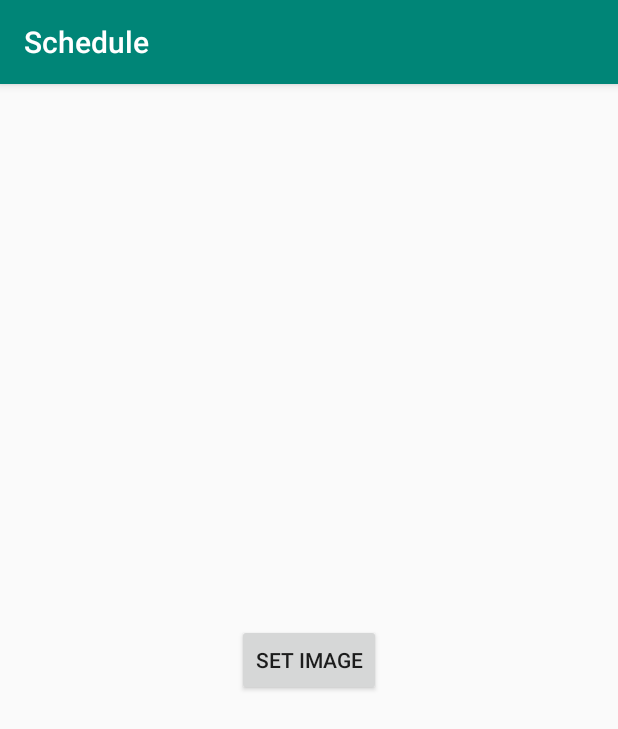
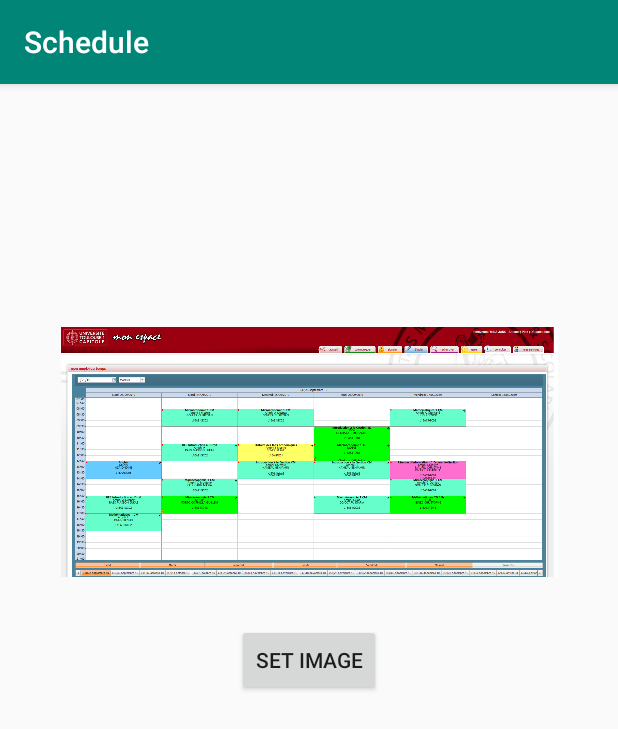
Before and after one commit to sangmain/JajuBwa, an Android app: the screen it shows after launch (MainActivity), on a phone screen of 412 x 824 dp. Shown: the top 729 px of the screen. Run offline under Robolectric (Android 15) with nearby library versions, the phone set to English and light mode, and no system bars; 1 statement that could not run was skipped.

Commit message:
feat: Add a ImageView and a Button that is linked to a onclick function

```diff
--- a/app/src/main/res/layout/activity_main.xml
+++ b/app/src/main/res/layout/activity_main.xml
@@ -12,6 +12,7 @@
         android:layout_width="wrap_content"
         android:layout_height="wrap_content"
         android:text="set image"
+        android:onClick="confirmConfiguration"
         app:layout_constraintBottom_toBottomOf="parent"
         app:layout_constraintLeft_toLeftOf="parent"
         app:layout_constraintRight_toRightOf="parent"
@@ -25,6 +26,19 @@
         app:layout_constraintLeft_toLeftOf="parent"
         app:layout_constraintRight_toRightOf="parent"
         app:layout_constraintTop_toTopOf="parent"
+        android:src="@drawable/screenshot"
         app:layout_constraintVertical_bias="0.264" />
 
+<!--    <Button-->
+<!--        android:id="@+id/widget_button"-->
+<!--        android:layout_width="wrap_content"-->
+<!--        android:layout_height="wrap_content"-->
+<!--        android:text="WIdget"-->
+<!--        app:layout_constraintBottom_toBottomOf="parent"-->
+<!--        app:layout_constraintHorizontal_bias="0.498"-->
+<!--        app:layout_constraintLeft_toLeftOf="parent"-->
+<!--        app:layout_constraintRight_toRightOf="parent"-->
+<!--        app:layout_constraintTop_toTopOf="parent"-->
+<!--        app:layout_constraintVertical_bias="0.597" />-->
+
 </androidx.constraintlayout.widget.ConstraintLayout>
```
